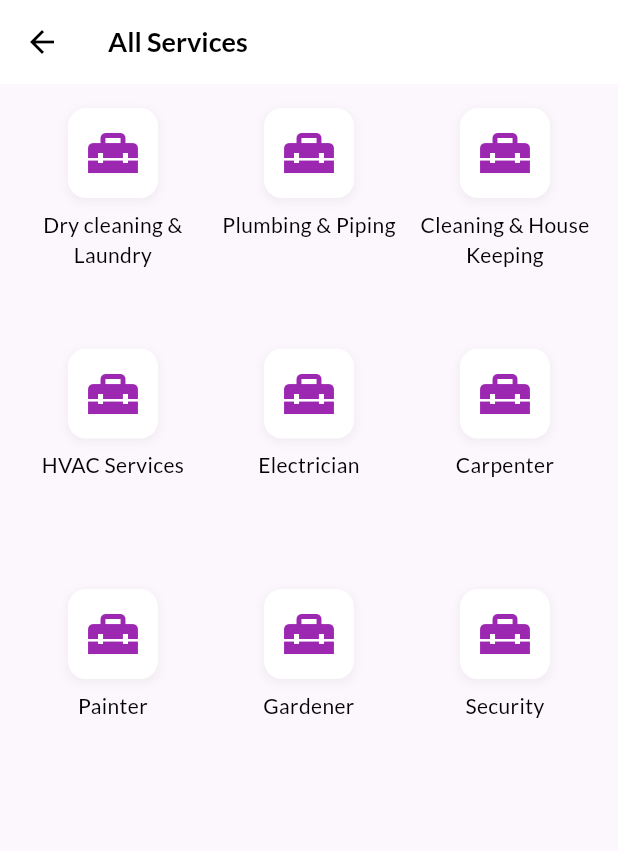
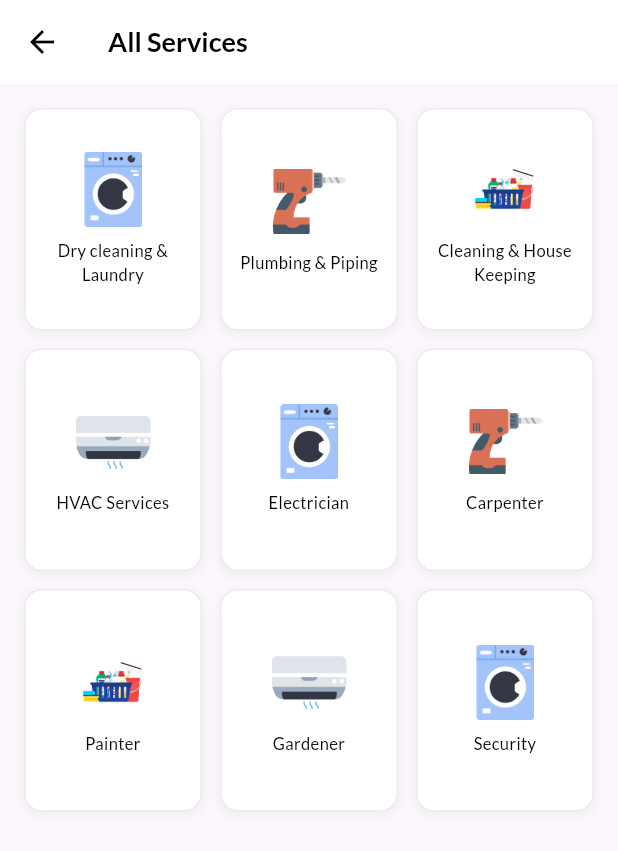
Before and after one commit to Jossyboydgenius/Mobile-test, a Flutter app: the AllServicesScreen screen opened directly, on a phone screen of 412 x 824 dp. Shown: the top 851 px of the screen. Run offline on Flutter 3.47's test engine with Material 3 defaults, Android fonts, the phone set to English and light mode, and no system bars; our stand-ins replace flutter_svg, google_fonts.

Commit message:
Refactor ServiceCard to use asset images directly, simplifying icon handling and improving code clarity

```diff
--- a/service_app/lib/widgets/service_card.dart
+++ b/service_app/lib/widgets/service_card.dart
@@ -12,32 +12,18 @@ class ServiceCard extends StatelessWidget {
     required this.title,
   });
 
-  IconData _getIconData() {
-    switch (icon) {
-      case 'local_laundry_service':
-        return Icons.local_laundry_service;
-      case 'plumbing':
-        return Icons.plumbing;
-      case 'cleaning_services':
-        return Icons.cleaning_services;
-      case 'hvac':
-        return Icons.hvac;
-      default:
-        return Icons.home_repair_service;
-    }
-  }
+  // Use the icon path directly from the parameter
 
   @override
   Widget build(BuildContext context) {
-    return SizedBox(
-      width: 80,
-      child: Column(
-        children: [
-          Container(
+    return Container(
+      width: 110, // Fixed width for all cards
+      height: 130, // Fixed height for all cards
       padding: const EdgeInsets.all(10),
       decoration: BoxDecoration(
         color: AppColors.white,
         borderRadius: BorderRadius.circular(12),
+        border: Border.all(color: AppColors.borderGrey),
         boxShadow: [
           BoxShadow(
             color: Colors.grey.withOpacity(0.1),
@@ -47,17 +33,22 @@ class ServiceCard extends StatelessWidget {
           ),
         ],
       ),
-            child: Icon(
-              _getIconData(),
-              size: 40,
-              color: AppColors.primaryColor,
-            ),
+      child: Column(
+        mainAxisAlignment: MainAxisAlignment.center,
+        children: [
+          Image.asset(
+            icon,
+            width: 50,
+            height: 50,
           ),
           const SizedBox(height: 8),
           Text(
             title,
             textAlign: TextAlign.center,
-            style: AppTextStyle.smallText,
+            style: AppTextStyle.latoRegular(
+              size: 11, // Reduced text size
+              weight: FontWeight.w500,
+            ),
             maxLines: 2,
             overflow: TextOverflow.ellipsis,
           ),
```
Lines whose indentation alone changed are shown as unchanged.
